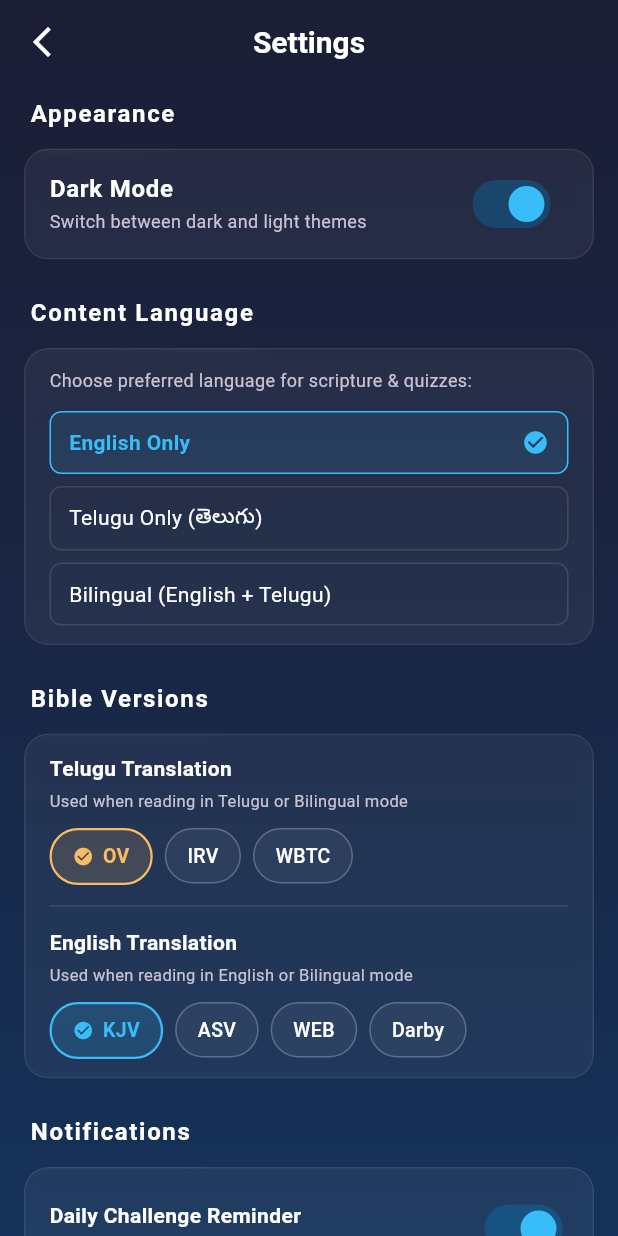
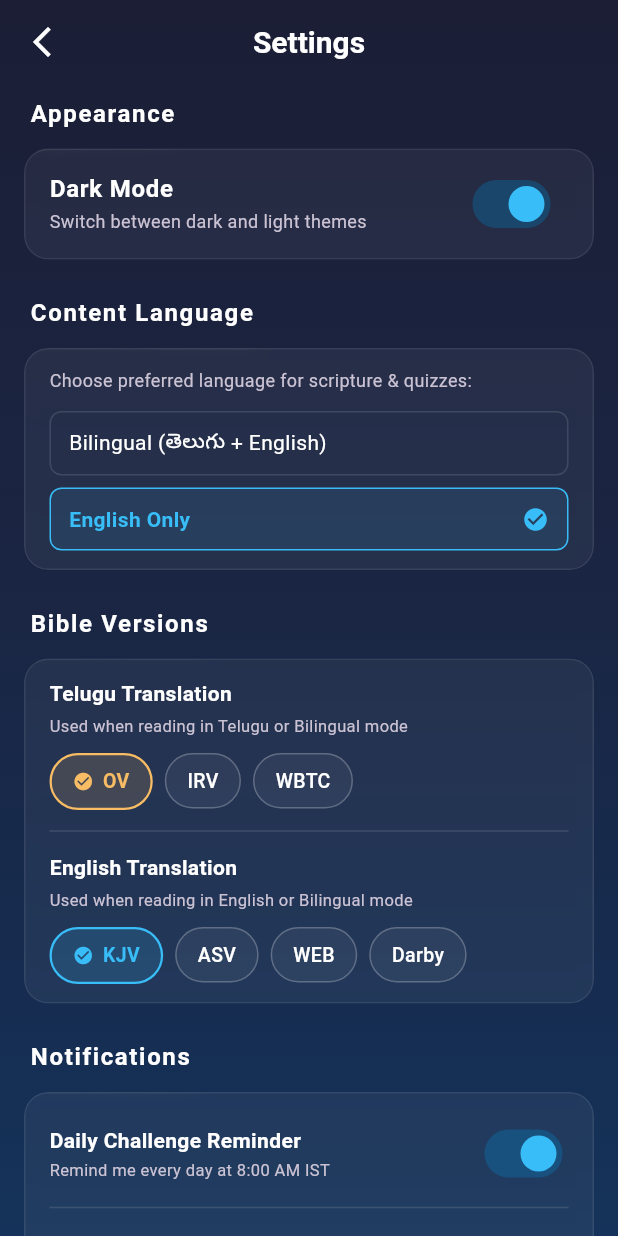
Before and after one commit to dls9494/BibleQuest, a Flutter app: the SettingsScreen screen opened directly, after a tap on "English Only", on a phone screen of 412 x 824 dp. Run offline on Flutter 3.47's test engine with Material 3 defaults, Android fonts, the phone set to English and light mode, and no system bars; our stand-ins replace audio_service, cloud_firestore, confetti, connectivity_plus, firebase_analytics, firebase_auth and 15 more; missing offline and left inert: audio_session; accounts and stored records are empty; Roboto replaces fonts that are missing (Outfit); project files that could hold a hidden picture were left out.

Commit message:
Prioritize Telugu first and simplify language options to Bilingual and English Only

```diff
--- a/lib/providers/locale_provider.dart
+++ b/lib/providers/locale_provider.dart
@@ -30,7 +30,8 @@ class LocaleProvider with ChangeNotifier {
 
       final langModeStr = prefs.getString('bible_language') ?? 'bilingual';
       if (langModeStr == 'telugu') {
-        _contentMode = ContentLanguageMode.telugu;
+        _contentMode = ContentLanguageMode.bilingual;
+        await prefs.setString('bible_language', 'bilingual');
       } else if (langModeStr == 'english') {
         _contentMode = ContentLanguageMode.english;
       } else {
@@ -105,8 +106,8 @@ class LocaleProvider with ChangeNotifier {
         final prefs = await SharedPreferences.getInstance();
         await prefs.setString('bible_telugu_version', mapped);
         if (_contentMode == ContentLanguageMode.english) {
-          _contentMode = ContentLanguageMode.telugu;
-          await prefs.setString('bible_language', 'telugu');
+          _contentMode = ContentLanguageMode.bilingual;
+          await prefs.setString('bible_language', 'bilingual');
         }
       } catch (_) {}
     } else {
@@ -145,7 +146,7 @@ class LocaleProvider with ChangeNotifier {
       case ContentLanguageMode.telugu:
         return te;
       case ContentLanguageMode.bilingual:
-        if (te.isNotEmpty) return '$en\n($te)';
+        if (te.isNotEmpty) return '$te\n($en)';
         return en;
     }
   }
--- a/lib/screens/profile_screen.dart
+++ b/lib/screens/profile_screen.dart
@@ -2092,16 +2092,12 @@ class _ProfileScreenState extends State<ProfileScreen> {
                               initialValue: localeProvider.contentMode,
                               items: [
                                 DropdownMenuItem(
+                                  value: ContentLanguageMode.bilingual,
+                                  child: Text('Bilingual (తెలుగు + English)', style: TextStyle(color: Theme.of(context).brightness == Brightness.dark ? Colors.white : Color(0xFF3E2723))),
+                                ),
+                                DropdownMenuItem(
                                   value: ContentLanguageMode.english,
                                   child: Text('English Only', style: TextStyle(color: Theme.of(context).brightness == Brightness.dark ? Colors.white : Color(0xFF3E2723))),
-                                ),
-                                DropdownMenuItem(
-                                  value: ContentLanguageMode.telugu,
-                                  child: Text('Telugu Only (తెలుగు)', style: TextStyle(color: Theme.of(context).brightness == Brightness.dark ? Colors.white : Color(0xFF3E2723))),
-                                ),
-                                DropdownMenuItem(
-                                  value: ContentLanguageMode.bilingual,
-                                  child: Text('Bilingual', style: TextStyle(color: Theme.of(context).brightness == Brightness.dark ? Colors.white : Color(0xFF3E2723))),
                                 ),
                               ],
                               onChanged: (val) {
--- a/lib/screens/quiz_tab.dart
+++ b/lib/screens/quiz_tab.dart
@@ -1579,11 +1579,12 @@ class _QuizTabState extends State<QuizTab> with TickerProviderStateMixin {
       String correctOptName = "";
       if (q.type == 'multiple_choice' || q.type == 'mixed_format') {
         final correctOpt = q.options.firstWhere((o) => o.isCorrect);
-        correctOptName = lp.contentMode == ContentLanguageMode.telugu ? correctOpt.textTe : correctOpt.textEn;
+        correctOptName = lp.getContentText(correctOpt.textEn, correctOpt.textTe);
       } else {
-        correctOptName = lp.contentMode == ContentLanguageMode.telugu
-            ? (q.correctAnswerTe ?? 'సమాధానం')
-            : (q.correctAnswerEn ?? 'Answer');
+        correctOptName = lp.getContentText(
+          q.correctAnswerEn ?? 'Answer',
+          q.correctAnswerTe ?? 'సమాధానం',
+        );
       }
 
       return Scaffold(
--- a/lib/screens/settings_screen.dart
+++ b/lib/screens/settings_screen.dart
@@ -114,28 +114,19 @@ class _SettingsScreenState extends State<SettingsScreen> {
                               ),
                               const SizedBox(height: 12),
                               _buildLanguageOption(
-                                label: "English Only",
-                                mode: ContentLanguageMode.english,
+                                label: "Bilingual (తెలుగు + English)",
+                                mode: ContentLanguageMode.bilingual,
                                 currentMode: localeProvider.contentMode,
-                                onTap: () => localeProvider.setContentMode(ContentLanguageMode.english),
+                                onTap: () => localeProvider.setContentMode(ContentLanguageMode.bilingual),
                                 isDark: isDark,
                                 textColor: textColor,
                               ),
                               const SizedBox(height: 8),
                               _buildLanguageOption(
-                                label: "Telugu Only (తెలుగు)",
-                                mode: ContentLanguageMode.telugu,
+                                label: "English Only",
+                                mode: ContentLanguageMode.english,
                                 currentMode: localeProvider.contentMode,
-                                onTap: () => localeProvider.setContentMode(ContentLanguageMode.telugu),
-                                isDark: isDark,
-                                textColor: textColor,
-                              ),
-                              const SizedBox(height: 8),
-                              _buildLanguageOption(
-                                label: "Bilingual (English + Telugu)",
-                                mode: ContentLanguageMode.bilingual,
-                                currentMode: localeProvider.contentMode,
-                                onTap: () => localeProvider.setContentMode(ContentLanguageMode.bilingual),
+                                onTap: () => localeProvider.setContentMode(ContentLanguageMode.english),
                                 isDark: isDark,
                                 textColor: textColor,
                               ),
--- a/lib/screens/wisdom_tree_screen.dart
+++ b/lib/screens/wisdom_tree_screen.dart
@@ -167,7 +167,7 @@ class _WisdomTreeScreenState extends State<WisdomTreeScreen> {
 
     try {
       final lp = context.read<LocaleProvider>();
-      final version = lp.contentMode == ContentLanguageMode.telugu ? 'te' : 'kjv';
+      final version = lp.contentMode == ContentLanguageMode.english ? 'kjv' : 'te';
 
       final questions = await CustomQuizGenerator.generateQuiz(
         bookId: book.id,
```
Also changed, not shown: lib/screens/bible_screen.dart (+39 -26 lines), lib/widgets/daily_verse_card.dart (+16 -11 lines), lib/widgets/verse_of_the_day_card.dart (+12 -4 lines).
